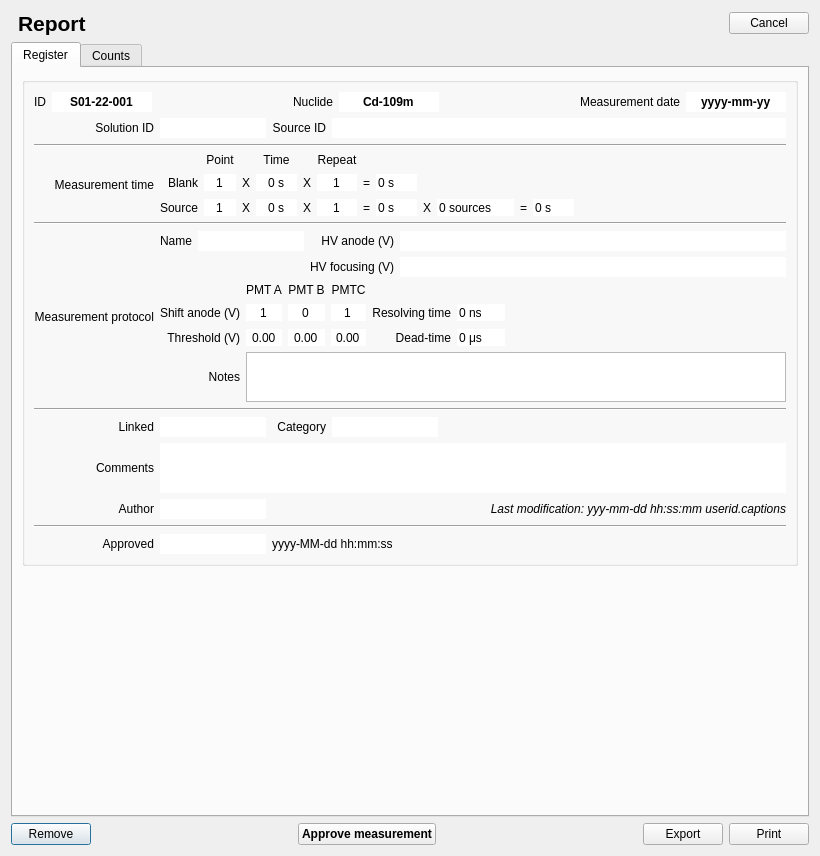
Qt form TripleReg/dialogmeasurementreport.ui (ziemastz/SL) before a commit.
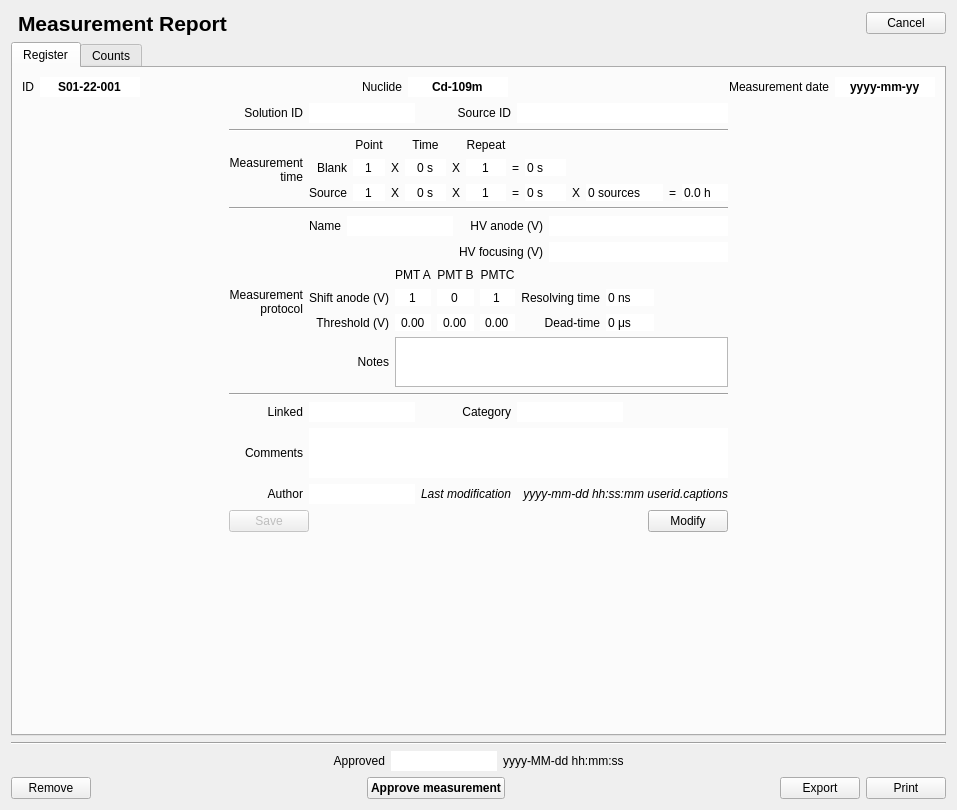
The same form after that commit. The open tabs and pages were chosen to show the change. Icons and pictures are not drawn.

Commit message: uporzadkowano troszke report dialog

```diff
--- a/TripleReg/dialogmeasurementreport.ui
+++ b/TripleReg/dialogmeasurementreport.ui
@@ -6,12 +6,12 @@
    <rect>
     <x>0</x>
     <y>0</y>
-    <width>820</width>
-    <height>856</height>
+    <width>957</width>
+    <height>810</height>
    </rect>
   </property>
   <property name="windowTitle">
-   <string>Report - StarlingLab</string>
+   <string>Measurment Report - StarlingLab</string>
   </property>
   <layout class="QGridLayout" name="gridLayout_12">
    <item row="0" column="0">
@@ -57,7 +57,7 @@
         </font>
        </property>
        <property name="text">
-        <string>Report</string>
+        <string>Measurement Report</string>
        </property>
        <property name="alignment">
         <set>Qt::AlignBottom|Qt::AlignLeading|Qt::AlignLeft</set>
@@ -88,14 +88,8 @@
       <attribute name="title">
        <string>Register</string>
       </attribute>
-      <layout class="QGridLayout" name="gridLayout_9">
-       <item row="0" column="0">
-        <widget class="QGroupBox" name="groupBox">
-         <property name="title">
-          <string/>
-         </property>
          <layout class="QGridLayout" name="gridLayout_5">
-          <item row="0" column="0">
+       <item row="0" column="0" colspan="3">
            <layout class="QHBoxLayout" name="horizontalLayout">
             <item>
              <widget class="QLabel" name="label">
@@ -108,7 +102,7 @@
              </widget>
             </item>
             <item>
-             <widget class="QLineEdit" name="lineEdit">
+          <widget class="QLineEdit" name="measurementId_lineEdit">
               <property name="sizePolicy">
                <sizepolicy hsizetype="Preferred" vsizetype="Fixed">
                 <horstretch>0</horstretch>
@@ -164,7 +158,7 @@
              </widget>
             </item>
             <item>
-             <widget class="QLineEdit" name="lineEdit_2">
+          <widget class="QLineEdit" name="nuclide_lineEdit">
               <property name="sizePolicy">
                <sizepolicy hsizetype="Preferred" vsizetype="Fixed">
                 <horstretch>0</horstretch>
@@ -220,7 +214,7 @@
              </widget>
             </item>
             <item>
-             <widget class="QLineEdit" name="lineEdit_3">
+          <widget class="QLineEdit" name="measurementDate_lineEdit">
               <property name="sizePolicy">
                <sizepolicy hsizetype="Preferred" vsizetype="Fixed">
                 <horstretch>0</horstretch>
@@ -254,10 +248,23 @@
             </item>
            </layout>
           </item>
-          <item row="1" column="0">
+       <item row="1" column="0" rowspan="2">
+        <spacer name="horizontalSpacer_22">
+         <property name="orientation">
+          <enum>Qt::Horizontal</enum>
+         </property>
+         <property name="sizeHint" stdset="0">
+          <size>
+           <width>118</width>
+           <height>278</height>
+          </size>
+         </property>
+        </spacer>
+       </item>
+       <item row="1" column="1">
            <layout class="QGridLayout" name="gridLayout">
             <item row="6" column="1">
-             <widget class="QLineEdit" name="lineEdit_11">
+          <widget class="QLineEdit" name="linked_lineEdit">
               <property name="sizePolicy">
                <sizepolicy hsizetype="Preferred" vsizetype="Fixed">
                 <horstretch>0</horstretch>
@@ -292,12 +299,21 @@
             </item>
             <item row="2" column="0">
              <widget class="QLabel" name="label_7">
+           <property name="maximumSize">
+            <size>
+             <width>100</width>
+             <height>16777215</height>
+            </size>
+           </property>
               <property name="text">
                <string>Measurement time</string>
               </property>
               <property name="alignment">
                <set>Qt::AlignRight|Qt::AlignTrailing|Qt::AlignVCenter</set>
               </property>
+           <property name="wordWrap">
+            <bool>true</bool>
+           </property>
              </widget>
             </item>
             <item row="7" column="0">
@@ -320,17 +336,10 @@
               </property>
              </widget>
             </item>
-            <item row="10" column="2" colspan="3">
-             <widget class="QLabel" name="label_31">
-              <property name="text">
-               <string>yyyy-MM-dd hh:mm:ss</string>
-              </property>
-             </widget>
-            </item>
             <item row="4" column="1" colspan="4">
              <layout class="QGridLayout" name="gridLayout_3">
               <item row="1" column="3">
-               <widget class="QLineEdit" name="lineEdit_10">
+            <widget class="QLineEdit" name="voltageFocusing_lineEdit">
                 <property name="sizePolicy">
                  <sizepolicy hsizetype="Expanding" vsizetype="Fixed">
                   <horstretch>0</horstretch>
@@ -361,7 +370,7 @@
                </widget>
               </item>
               <item row="0" column="3">
-               <widget class="QLineEdit" name="lineEdit_9">
+            <widget class="QLineEdit" name="voltageAnode_lineEdit">
                 <property name="sizePolicy">
                  <sizepolicy hsizetype="Expanding" vsizetype="Fixed">
                   <horstretch>0</horstretch>
@@ -402,7 +411,7 @@
                </widget>
               </item>
               <item row="0" column="1">
-               <widget class="QLineEdit" name="lineEdit_8">
+            <widget class="QLineEdit" name="protocolName_lineEdit">
                 <property name="sizePolicy">
                  <sizepolicy hsizetype="Preferred" vsizetype="Fixed">
                   <horstretch>0</horstretch>
@@ -435,7 +444,7 @@
                  </widget>
                 </item>
                 <item row="2" column="1">
-                 <widget class="QDoubleSpinBox" name="doubleSpinBox_34">
+              <widget class="QDoubleSpinBox" name="thrA_doubleSpinBox">
                   <property name="frame">
                    <bool>false</bool>
                   </property>
@@ -451,7 +460,7 @@
                  </widget>
                 </item>
                 <item row="1" column="1">
-                 <widget class="QSpinBox" name="spinBox_35">
+              <widget class="QSpinBox" name="shiftA_spinBox">
                   <property name="frame">
                    <bool>false</bool>
                   </property>
@@ -473,7 +482,7 @@
                  </widget>
                 </item>
                 <item row="1" column="5">
-                 <widget class="QSpinBox" name="spinBox_41">
+              <widget class="QSpinBox" name="resolvingTime_spinBox">
                   <property name="frame">
                    <bool>false</bool>
                   </property>
@@ -492,7 +501,7 @@
                  </widget>
                 </item>
                 <item row="1" column="3">
-                 <widget class="QSpinBox" name="spinBox_31">
+              <widget class="QSpinBox" name="shiftC_spinBox">
                   <property name="frame">
                    <bool>false</bool>
                   </property>
@@ -534,7 +543,7 @@
                  </widget>
                 </item>
                 <item row="2" column="5">
-                 <widget class="QSpinBox" name="spinBox_40">
+              <widget class="QSpinBox" name="deadTime_spinBox">
                   <property name="frame">
                    <bool>false</bool>
                   </property>
@@ -576,7 +585,7 @@
                  </spacer>
                 </item>
                 <item row="2" column="2">
-                 <widget class="QDoubleSpinBox" name="doubleSpinBox_32">
+              <widget class="QDoubleSpinBox" name="thrB_doubleSpinBox">
                   <property name="frame">
                    <bool>false</bool>
                   </property>
@@ -592,7 +601,7 @@
                  </widget>
                 </item>
                 <item row="2" column="3">
-                 <widget class="QDoubleSpinBox" name="doubleSpinBox_39">
+              <widget class="QDoubleSpinBox" name="thrC_doubleSpinBox">
                   <property name="frame">
                    <bool>false</bool>
                   </property>
@@ -608,7 +617,7 @@
                  </widget>
                 </item>
                 <item row="1" column="2">
-                 <widget class="QSpinBox" name="spinBox_38">
+              <widget class="QSpinBox" name="shiftB_spinBox">
                   <property name="frame">
                    <bool>false</bool>
                   </property>
@@ -670,7 +679,7 @@
                  </widget>
                 </item>
                 <item row="3" column="1" colspan="6">
-                 <widget class="QPlainTextEdit" name="plainTextEdit_2">
+              <widget class="QPlainTextEdit" name="notesProtocol_plainTextEdit">
                   <property name="maximumSize">
                    <size>
                     <width>16777215</width>
@@ -684,7 +693,7 @@
              </layout>
             </item>
             <item row="0" column="1">
-             <widget class="QLineEdit" name="lineEdit_4">
+          <widget class="QLineEdit" name="solutionId_lineEdit">
               <property name="sizePolicy">
                <sizepolicy hsizetype="Preferred" vsizetype="Fixed">
                 <horstretch>0</horstretch>
@@ -715,7 +724,7 @@
              </widget>
             </item>
             <item row="0" column="3" colspan="2">
-             <widget class="QLineEdit" name="lineEdit_5">
+          <widget class="QLineEdit" name="sourceId_lineEdit">
               <property name="font">
                <font>
                 <bold>false</bold>
@@ -729,23 +738,8 @@
               </property>
              </widget>
             </item>
-            <item row="8" column="2" colspan="3">
-             <widget class="QLabel" name="label_29">
-              <property name="font">
-               <font>
-                <italic>true</italic>
-               </font>
-              </property>
-              <property name="text">
-               <string>Last modification: yyy-mm-dd hh:ss:mm userid.captions</string>
-              </property>
-              <property name="alignment">
-               <set>Qt::AlignRight|Qt::AlignTrailing|Qt::AlignVCenter</set>
-              </property>
-             </widget>
-            </item>
             <item row="6" column="3">
-             <widget class="QLineEdit" name="lineEdit_12">
+          <widget class="QLineEdit" name="category_lineEdit">
               <property name="sizePolicy">
                <sizepolicy hsizetype="Preferred" vsizetype="Fixed">
                 <horstretch>0</horstretch>
@@ -766,7 +760,7 @@
              </widget>
             </item>
             <item row="8" column="1">
-             <widget class="QLineEdit" name="lineEdit_13">
+          <widget class="QLineEdit" name="author_lineEdit">
               <property name="sizePolicy">
                <sizepolicy hsizetype="Preferred" vsizetype="Fixed">
                 <horstretch>0</horstretch>
@@ -799,7 +793,7 @@
                </widget>
               </item>
               <item row="1" column="5">
-               <widget class="QSpinBox" name="spinBox_3">
+            <widget class="QSpinBox" name="blankRepeat_spinBox">
                 <property name="frame">
                  <bool>false</bool>
                 </property>
@@ -821,7 +815,7 @@
                </widget>
               </item>
               <item row="2" column="3">
-               <widget class="QSpinBox" name="spinBox_6">
+            <widget class="QSpinBox" name="sourceTime_spinBox">
                 <property name="frame">
                  <bool>false</bool>
                 </property>
@@ -843,7 +837,7 @@
                </widget>
               </item>
               <item row="2" column="7">
-               <widget class="QSpinBox" name="spinBox_8">
+            <widget class="QSpinBox" name="sourceSumTime_spinBox">
                 <property name="frame">
                  <bool>false</bool>
                 </property>
@@ -882,7 +876,7 @@
                </widget>
               </item>
               <item row="2" column="1">
-               <widget class="QSpinBox" name="spinBox_5">
+            <widget class="QSpinBox" name="sourcePoint_spinBox">
                 <property name="frame">
                  <bool>false</bool>
                 </property>
@@ -914,7 +908,7 @@
                </widget>
               </item>
               <item row="1" column="1">
-               <widget class="QSpinBox" name="spinBox">
+            <widget class="QSpinBox" name="blankPoint_spinBox">
                 <property name="frame">
                  <bool>false</bool>
                 </property>
@@ -936,7 +930,7 @@
                </widget>
               </item>
               <item row="1" column="7">
-               <widget class="QSpinBox" name="spinBox_7">
+            <widget class="QSpinBox" name="blankSumTime_spinBox">
                 <property name="frame">
                  <bool>false</bool>
                 </property>
@@ -955,7 +949,7 @@
                </widget>
               </item>
               <item row="2" column="9">
-               <widget class="QSpinBox" name="spinBox_9">
+            <widget class="QSpinBox" name="sourceNo_spinBox">
                 <property name="frame">
                  <bool>false</bool>
                 </property>
@@ -1037,7 +1031,7 @@
                </widget>
               </item>
               <item row="1" column="3">
-               <widget class="QSpinBox" name="spinBox_2">
+            <widget class="QSpinBox" name="blankTime_spinBox">
                 <property name="frame">
                  <bool>false</bool>
                 </property>
@@ -1059,7 +1053,7 @@
                </widget>
               </item>
               <item row="2" column="5">
-               <widget class="QSpinBox" name="spinBox_4">
+            <widget class="QSpinBox" name="sourceRepeat_spinBox">
                 <property name="frame">
                  <bool>false</bool>
                 </property>
@@ -1120,8 +1114,8 @@
                 </property>
                </widget>
               </item>
-              <item row="2" column="11">
-               <widget class="QSpinBox" name="spinBox_10">
+           <item row="2" column="11" colspan="2">
+            <widget class="QDoubleSpinBox" name="sourcesTotalTime_doubleSpinBox">
                 <property name="frame">
                  <bool>false</bool>
                 </property>
@@ -1132,10 +1126,10 @@
                  <enum>QAbstractSpinBox::NoButtons</enum>
                 </property>
                 <property name="suffix">
-                 <string> s</string>
-                </property>
-                <property name="maximum">
-                 <number>9999</number>
+              <string> h</string>
+             </property>
+             <property name="decimals">
+              <number>1</number>
                 </property>
                </widget>
               </item>
@@ -1179,7 +1173,7 @@
              </widget>
             </item>
             <item row="7" column="1" colspan="4">
-             <widget class="QPlainTextEdit" name="plainTextEdit">
+          <widget class="QPlainTextEdit" name="comments_plainTextEdit">
               <property name="sizePolicy">
                <sizepolicy hsizetype="Expanding" vsizetype="Preferred">
                 <horstretch>0</horstretch>
@@ -1207,16 +1201,6 @@
               </property>
              </widget>
             </item>
-            <item row="10" column="0">
-             <widget class="QLabel" name="label_30">
-              <property name="text">
-               <string>Approved</string>
-              </property>
-              <property name="alignment">
-               <set>Qt::AlignRight|Qt::AlignTrailing|Qt::AlignVCenter</set>
-              </property>
-             </widget>
-            </item>
             <item row="5" column="0" colspan="5">
              <widget class="Line" name="line_3">
               <property name="orientation">
@@ -1224,50 +1208,111 @@
               </property>
              </widget>
             </item>
-            <item row="10" column="1">
-             <widget class="QLineEdit" name="lineEdit_14">
-              <property name="sizePolicy">
-               <sizepolicy hsizetype="Preferred" vsizetype="Fixed">
-                <horstretch>0</horstretch>
-                <verstretch>0</verstretch>
-               </sizepolicy>
-              </property>
-              <property name="font">
-               <font>
-                <bold>false</bold>
-               </font>
-              </property>
-              <property name="frame">
-               <bool>false</bool>
-              </property>
-              <property name="readOnly">
-               <bool>true</bool>
-              </property>
-             </widget>
-            </item>
             <item row="4" column="0">
              <widget class="QLabel" name="label_8">
+           <property name="maximumSize">
+            <size>
+             <width>100</width>
+             <height>16777215</height>
+            </size>
+           </property>
               <property name="text">
                <string>Measurement protocol</string>
               </property>
               <property name="alignment">
                <set>Qt::AlignRight|Qt::AlignTrailing|Qt::AlignVCenter</set>
               </property>
-             </widget>
-            </item>
-            <item row="9" column="0" colspan="5">
-             <widget class="Line" name="line_4">
+           <property name="wordWrap">
+            <bool>true</bool>
+           </property>
+          </widget>
+         </item>
+         <item row="8" column="3" colspan="2">
+          <widget class="QLabel" name="lastModification_label">
+           <property name="font">
+            <font>
+             <italic>true</italic>
+            </font>
+           </property>
+           <property name="text">
+            <string>yyyy-mm-dd hh:ss:mm userid.captions</string>
+           </property>
+           <property name="alignment">
+            <set>Qt::AlignRight|Qt::AlignTrailing|Qt::AlignVCenter</set>
+           </property>
+          </widget>
+         </item>
+         <item row="8" column="2">
+          <widget class="QLabel" name="label_29">
+           <property name="font">
+            <font>
+             <italic>true</italic>
+            </font>
+           </property>
+           <property name="text">
+            <string>Last modification</string>
+           </property>
+           <property name="alignment">
+            <set>Qt::AlignRight|Qt::AlignTrailing|Qt::AlignVCenter</set>
+           </property>
+          </widget>
+         </item>
+        </layout>
+       </item>
+       <item row="1" column="2" rowspan="2">
+        <spacer name="horizontalSpacer_23">
               <property name="orientation">
                <enum>Qt::Horizontal</enum>
               </property>
-             </widget>
-            </item>
-           </layout>
-          </item>
-         </layout>
-        </widget>
-       </item>
-       <item row="1" column="0">
+         <property name="sizeHint" stdset="0">
+          <size>
+           <width>118</width>
+           <height>278</height>
+          </size>
+         </property>
+        </spacer>
+       </item>
+       <item row="2" column="1">
+        <layout class="QHBoxLayout" name="horizontalLayout_5">
+         <item>
+          <widget class="QPushButton" name="save_pushButton">
+           <property name="enabled">
+            <bool>false</bool>
+           </property>
+           <property name="text">
+            <string>Save</string>
+           </property>
+          </widget>
+         </item>
+         <item>
+          <spacer name="horizontalSpacer_21">
+           <property name="orientation">
+            <enum>Qt::Horizontal</enum>
+           </property>
+           <property name="sizeHint" stdset="0">
+            <size>
+             <width>248</width>
+             <height>20</height>
+            </size>
+           </property>
+          </spacer>
+         </item>
+         <item>
+          <widget class="QPushButton" name="modify_pushButton">
+           <property name="text">
+            <string>Modify</string>
+           </property>
+           <property name="checkable">
+            <bool>true</bool>
+           </property>
+           <property name="checked">
+            <bool>false</bool>
+           </property>
+          </widget>
+         </item>
+        </layout>
+       </item>
+       <item row="3" column="1">
         <spacer name="verticalSpacer">
          <property name="orientation">
           <enum>Qt::Vertical</enum>
@@ -1286,15 +1331,6 @@
       <attribute name="title">
        <string>Counts</string>
       </attribute>
-      <layout class="QGridLayout" name="gridLayout_11">
-       <item row="0" column="0">
-        <widget class="QGroupBox" name="groupBox_2">
-         <property name="title">
-          <string/>
-         </property>
-         <property name="alignment">
-          <set>Qt::AlignCenter</set>
-         </property>
          <layout class="QGridLayout" name="gridLayout_8">
           <item row="0" column="0">
            <widget class="QTabWidget" name="tabWidget">
@@ -1367,6 +1403,26 @@
                   <string>Rel.2</string>
                  </property>
                 </column>
+             <column>
+              <property name="text">
+               <string>PMT A (V)</string>
+              </property>
+             </column>
+             <column>
+              <property name="text">
+               <string>PMT B (V)</string>
+              </property>
+             </column>
+             <column>
+              <property name="text">
+               <string>PMT C (V)</string>
+              </property>
+             </column>
+             <column>
+              <property name="text">
+               <string>Focusing (V)</string>
+              </property>
+             </column>
                </widget>
               </item>
              </layout>
@@ -1438,43 +1494,13 @@
                   <string>Dead-time (%)</string>
                  </property>
                 </column>
-                <column>
-                 <property name="text">
-                  <string>Rel.1</string>
-                 </property>
-                </column>
-                <column>
-                 <property name="text">
-                  <string>Rel.2</string>
-                 </property>
-                </column>
-                <column>
-                 <property name="text">
-                  <string>PMT A (V)</string>
-                 </property>
-                </column>
-                <column>
-                 <property name="text">
-                  <string>PMT B (V)</string>
-                 </property>
-                </column>
-                <column>
-                 <property name="text">
-                  <string>PMT C (V)</string>
-                 </property>
-                </column>
-                <column>
-                 <property name="text">
-                  <string>Focusing (V)</string>
-                 </property>
-                </column>
                </widget>
               </item>
              </layout>
             </widget>
             <widget class="QWidget" name="tab">
              <attribute name="title">
-              <string>Source No 1</string>
+           <string>Sources</string>
              </attribute>
              <layout class="QGridLayout" name="gridLayout_6">
               <item row="0" column="0">
@@ -1539,43 +1565,10 @@
                   <string>Dead-time (%)</string>
                  </property>
                 </column>
-                <column>
-                 <property name="text">
-                  <string>Rel.1</string>
-                 </property>
-                </column>
-                <column>
-                 <property name="text">
-                  <string>Rel.2</string>
-                 </property>
-                </column>
-                <column>
-                 <property name="text">
-                  <string>PMT A (V)</string>
-                 </property>
-                </column>
-                <column>
-                 <property name="text">
-                  <string>PMT B (V)</string>
-                 </property>
-                </column>
-                <column>
-                 <property name="text">
-                  <string>PMT C (V)</string>
-                 </property>
-                </column>
-                <column>
-                 <property name="text">
-                  <string>Focusing (V)</string>
-                 </property>
-                </column>
                </widget>
               </item>
              </layout>
             </widget>
-           </widget>
-          </item>
-         </layout>
         </widget>
        </item>
       </layout>
@@ -1583,9 +1576,84 @@
     </widget>
    </item>
    <item row="2" column="0">
+    <layout class="QGridLayout" name="gridLayout_9">
+     <item row="0" column="0" colspan="5">
+      <widget class="Line" name="line_4">
+       <property name="orientation">
+        <enum>Qt::Horizontal</enum>
+       </property>
+      </widget>
+     </item>
+     <item row="1" column="0">
+      <spacer name="horizontalSpacer_19">
+       <property name="orientation">
+        <enum>Qt::Horizontal</enum>
+       </property>
+       <property name="sizeHint" stdset="0">
+        <size>
+         <width>138</width>
+         <height>20</height>
+        </size>
+       </property>
+      </spacer>
+     </item>
+     <item row="1" column="1">
+      <widget class="QLabel" name="label_30">
+       <property name="text">
+        <string>Approved</string>
+       </property>
+       <property name="alignment">
+        <set>Qt::AlignRight|Qt::AlignTrailing|Qt::AlignVCenter</set>
+       </property>
+      </widget>
+     </item>
+     <item row="1" column="2">
+      <widget class="QLineEdit" name="approved_lineEdit">
+       <property name="sizePolicy">
+        <sizepolicy hsizetype="Preferred" vsizetype="Fixed">
+         <horstretch>0</horstretch>
+         <verstretch>0</verstretch>
+        </sizepolicy>
+       </property>
+       <property name="font">
+        <font>
+         <bold>false</bold>
+        </font>
+       </property>
+       <property name="frame">
+        <bool>false</bool>
+       </property>
+       <property name="readOnly">
+        <bool>true</bool>
+       </property>
+      </widget>
+     </item>
+     <item row="1" column="3">
+      <widget class="QLabel" name="approvedDateTime_label">
+       <property name="text">
+        <string>yyyy-MM-dd hh:mm:ss</string>
+       </property>
+      </widget>
+     </item>
+     <item row="1" column="4">
+      <spacer name="horizontalSpacer_20">
+       <property name="orientation">
+        <enum>Qt::Horizontal</enum>
+       </property>
+       <property name="sizeHint" stdset="0">
+        <size>
+         <width>118</width>
+         <height>20</height>
+        </size>
+       </property>
+      </spacer>
+     </item>
+    </layout>
+   </item>
+   <item row="3" column="0">
     <layout class="QHBoxLayout" name="horizontalLayout_2">
      <item>
-      <widget class="QPushButton" name="pushButton_3">
+      <widget class="QPushButton" name="remove_pushButton">
        <property name="text">
         <string>Remove</string>
        </property>
@@ -1605,7 +1673,7 @@
       </spacer>
      </item>
      <item>
-      <widget class="QPushButton" name="pushButton_4">
+      <widget class="QPushButton" name="approveMeasurement_pushButton">
        <property name="font">
         <font>
          <bold>true</bold>
@@ -1630,14 +1698,14 @@
       </spacer>
      </item>
      <item>
-      <widget class="QPushButton" name="pushButton_2">
+      <widget class="QPushButton" name="export_pushButton">
        <property name="text">
         <string>Export</string>
        </property>
       </widget>
      </item>
      <item>
-      <widget class="QPushButton" name="pushButton">
+      <widget class="QPushButton" name="print_pushButton">
        <property name="text">
         <string>Print</string>
        </property>
```
Lines whose indentation alone changed are shown as unchanged. The commit also changes 4 other files.
